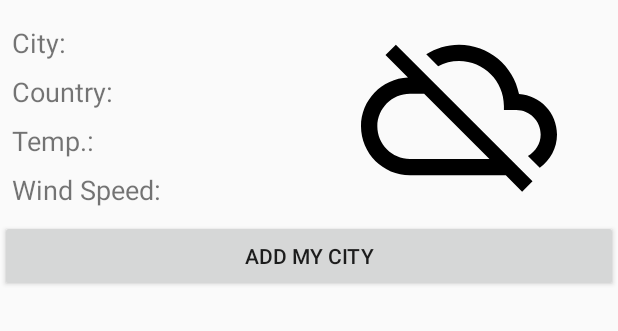
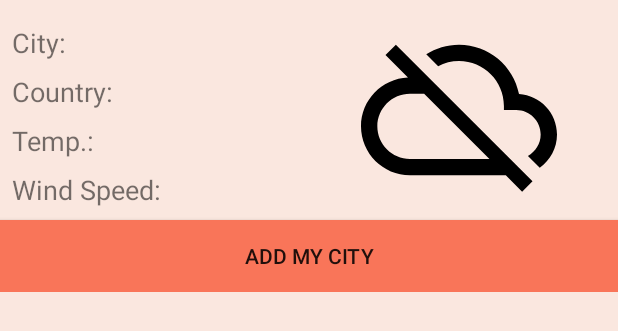
Before and after one commit to Boichonok/OpenWeatherForecast, an Android app: the layout activity_main.xml on its own in the app's theme, with its tools: preview values and no code run, on a phone screen of 412 x 824 dp. Shown: the top 331 px of the screen. Run offline under Robolectric (Android 15) with nearby library versions, the phone set to English and light mode, and no system bars.

Commit message:
Fix bugs with adding my cities. Fix bugs with RecyclerView. Fix bugs with WiFi on/off  when application started.

```diff
--- a/app/src/main/java/com/example/myapplication/Application/WeatherForecastApplication.kt
+++ b/app/src/main/java/com/example/myapplication/Application/WeatherForecastApplication.kt
@@ -47,8 +47,8 @@ class WeatherForecastApplication : Application() {
             PreferenceManager.getDefaultSharedPreferences(context).edit().apply {
                 putBoolean(APPLICATION_FIRST_STSRT, false)
                 apply()
-                isFirstStart = false
             }
+            isFirstStart = false
         }
     }
 
--- a/app/src/main/java/com/example/myapplication/Model/Repositories/WeatherRoom/DAO/ICurrentWeatherRoomDao.kt
+++ b/app/src/main/java/com/example/myapplication/Model/Repositories/WeatherRoom/DAO/ICurrentWeatherRoomDao.kt
@@ -24,7 +24,7 @@ interface ICurrentWeatherRoomDao: IRoomDao<CityCurrentWeatherTable> {
     override fun deleteByID(id: Int)
 
     @Query("SELECT * FROM city_current_weather_table WHERE city_name != :defaultCityName")
-    override fun getAllRows(defaultCityName: String):Flowable<List<CityCurrentWeatherTable>>
+    override fun getAllRows(defaultCityName: String):Maybe<List<CityCurrentWeatherTable>>
 
     @Query("SELECT * FROM city_current_weather_table WHERE city_Name == :cityName")
     override fun getRowByCityName(cityName: String): Maybe<CityCurrentWeatherTable>
--- a/app/src/main/java/com/example/myapplication/Model/Repositories/WeatherRoom/DAO/IRoomDao.kt
+++ b/app/src/main/java/com/example/myapplication/Model/Repositories/WeatherRoom/DAO/IRoomDao.kt
@@ -1,7 +1,6 @@
 package com.example.myapplication.Model.Repositories.WeatherRoom.DAO
 
 
-import io.reactivex.Flowable
 import io.reactivex.Maybe
 import io.reactivex.Observable
 
@@ -15,7 +14,7 @@ interface IRoomDao<T> {
 
     fun deleteByID(id: Int)
 
-    fun getAllRows(defaultCityName: String): Flowable<List<T>>
+    fun getAllRows(defaultCityName: String): Maybe<List<T>>
 
     fun getRowByCityName(cityName: String): Maybe<T>
 
--- a/app/src/main/java/com/example/myapplication/Model/Repositories/WeatherRoom/DAO/IThreeHourForecastDao.kt
+++ b/app/src/main/java/com/example/myapplication/Model/Repositories/WeatherRoom/DAO/IThreeHourForecastDao.kt
@@ -22,7 +22,7 @@ interface IThreeHourForecastDao: IRoomDao<ThreeHourForecastTable> {
     override fun deleteByID(id: Int)
 
     @Query("SELECT * FROM three_hour_forecast_table WHERE city_name != :defaultCityName")
-    override fun getAllRows(defaultCityName: String): Flowable<List<ThreeHourForecastTable>>
+    override fun getAllRows(defaultCityName: String): Maybe<List<ThreeHourForecastTable>>
 
     @Query("SELECT * FROM three_hour_forecast_table WHERE city_name == :cityName")
     override fun getRowByCityName(cityName: String): Maybe<ThreeHourForecastTable>
--- a/app/src/main/java/com/example/myapplication/Model/UseCases/MyWeatherForecast/IWeatherForecastManager.kt
+++ b/app/src/main/java/com/example/myapplication/Model/UseCases/MyWeatherForecast/IWeatherForecastManager.kt
@@ -8,9 +8,7 @@ interface IWeatherForecastManager {
 
     fun subscribeToUpdateCurrentForecastByLocation(observer: Observer<CityCurrentWeatherTable>)
 
-    fun setSubscriberToUpdateMyCity(observer: Observer<CityCurrentWeatherTable>)
-
-    fun addMyCityWithCurrentDayForecast(cityName: String)
+    fun addMyCityWithCurrentDayForecast(cityName: String,observer: Observer<CityCurrentWeatherTable>)
 
     fun getAllMyCitiesForecasts(observer: Observer<List<CityCurrentWeatherTable>>)
 
--- a/app/src/main/res/layout/activity_main.xml
+++ b/app/src/main/res/layout/activity_main.xml
@@ -5,14 +5,23 @@
         xmlns:app="http://schemas.android.com/apk/res-auto"
         android:layout_width="match_parent"
         android:layout_height="match_parent"
-        tools:context=".View.MainActivity">
+        tools:context=".View.MainActivity" android:background="@color/colorAccent">
+    <androidx.recyclerview.widget.RecyclerView
+            android:layout_width="match_parent"
+            android:layout_height="0dp"
+            app:layout_constraintStart_toStartOf="parent"
+            app:layout_constraintEnd_toEndOf="parent"
+            android:id="@+id/my_cities_recycler_view" app:layout_constraintBottom_toBottomOf="parent"
+            app:layout_constraintHorizontal_bias="1.0" app:layout_constraintTop_toBottomOf="@+id/linearLayout3"
+            android:background="@color/colorAccent">
+    </androidx.recyclerview.widget.RecyclerView>
     <LinearLayout
             android:orientation="horizontal"
             android:layout_width="match_parent"
             android:layout_height="0dp" app:layout_constraintStart_toStartOf="parent"
             app:layout_constraintEnd_toEndOf="parent" app:layout_constraintTop_toTopOf="parent"
             android:layout_marginTop="8dp" android:layout_marginEnd="8dp" android:layout_marginStart="8dp"
-            android:id="@+id/linearLayout">
+            android:id="@+id/linearLayout" android:background="@color/colorAccent">
         <LinearLayout
                 android:orientation="vertical"
                 android:layout_height="wrap_content" android:layout_width="200dp">
@@ -53,19 +62,18 @@
                 app:srcCompat="@drawable/no_connect" android:contentDescription="@string/weather_icon_description"
                 tools:layout_editor_absoluteY="8dp"/>
     </LinearLayout>
-    <Button
-            android:text="@string/add_cities_button"
-            android:layout_width="0dp"
-            android:layout_height="wrap_content" android:id="@+id/add_my_cities"
-            app:layout_constraintStart_toStartOf="parent" app:layout_constraintEnd_toEndOf="parent"
-            android:layout_marginTop="8dp" app:layout_constraintTop_toBottomOf="@+id/linearLayout"/>
-    <androidx.recyclerview.widget.RecyclerView
-            android:layout_width="0dp"
-            android:layout_height="0dp"
-            app:layout_constraintStart_toStartOf="parent"
-            app:layout_constraintEnd_toEndOf="parent"
-            android:id="@+id/my_cities_recycler_view" app:layout_constraintBottom_toBottomOf="parent"
-            app:layout_constraintTop_toBottomOf="@+id/add_my_cities"
-            app:layout_constraintVertical_bias="0.050000012" android:layout_marginTop="16dp">
-    </androidx.recyclerview.widget.RecyclerView>
+    <LinearLayout
+            android:orientation="vertical"
+            android:layout_width="match_parent"
+            android:layout_height="wrap_content"
+            tools:layout_editor_absoluteX="41dp" app:layout_constraintTop_toBottomOf="@+id/linearLayout"
+            android:id="@+id/linearLayout3">
+        <Button
+                android:text="@string/add_cities_button"
+                android:layout_width="match_parent"
+                android:layout_height="wrap_content" android:id="@+id/add_my_cities"
+                app:layout_constraintStart_toStartOf="parent" app:layout_constraintEnd_toEndOf="parent"
+                android:layout_marginTop="8dp" app:layout_constraintTop_toBottomOf="@+id/linearLayout"
+                android:background="@color/colorPrimary"/>
+    </LinearLayout>
 </androidx.constraintlayout.widget.ConstraintLayout>
--- a/app/src/main/res/layout/item_my_cities_list.xml
+++ b/app/src/main/res/layout/item_my_cities_list.xml
@@ -2,12 +2,12 @@
 <LinearLayout xmlns:android="http://schemas.android.com/apk/res/android"
               xmlns:app="http://schemas.android.com/apk/res-auto" android:orientation="vertical"
               android:layout_width="match_parent"
-              android:layout_height="match_parent" android:id="@+id/main">
+              android:layout_height="wrap_content" android:id="@+id/main">
 
     <LinearLayout
             android:orientation="horizontal"
             android:layout_width="match_parent"
-            android:layout_height="50dp" android:id="@+id/itemLayout">
+            android:layout_height="50dp" android:id="@+id/item">
         <TextView
                 android:text="@string/city_name_field"
                 android:layout_width="100dp"
--- a/app/src/main/res/values/colors.xml
+++ b/app/src/main/res/values/colors.xml
@@ -1,6 +1,6 @@
 <?xml version="1.0" encoding="utf-8"?>
 <resources>
-    <color name="colorPrimary">#008577</color>
-    <color name="colorPrimaryDark">#00574B</color>
-    <color name="colorAccent">#D81B60</color>
+    <color name="colorPrimary">#F97559</color>
+    <color name="colorPrimaryDark">#E84927</color>
+    <color name="colorAccent">#FAE7DF</color>
 </resources>
```
Also changed, not shown: app/src/main/java/com/example/myapplication/Model/Interactors/MyWeatherForecast/MyWeatherForecastForecastManager.kt (+52 -70 lines), app/src/main/java/com/example/myapplication/View/Adapters/MyCitiesListAdapter.kt (+8 -7 lines), app/src/main/java/com/example/myapplication/View/CustomDialog/EnterMyCityDialog.kt (+2 -16 lines), app/src/main/java/com/example/myapplication/View/MainActivity.kt (+21 -17 lines), app/src/main/java/com/example/myapplication/ViewModel/WeatherForecastViewModel.kt (+10 -4 lines), app/src/main/res/layout/add_my_city_dialog.xml (+3 -7 lines).
